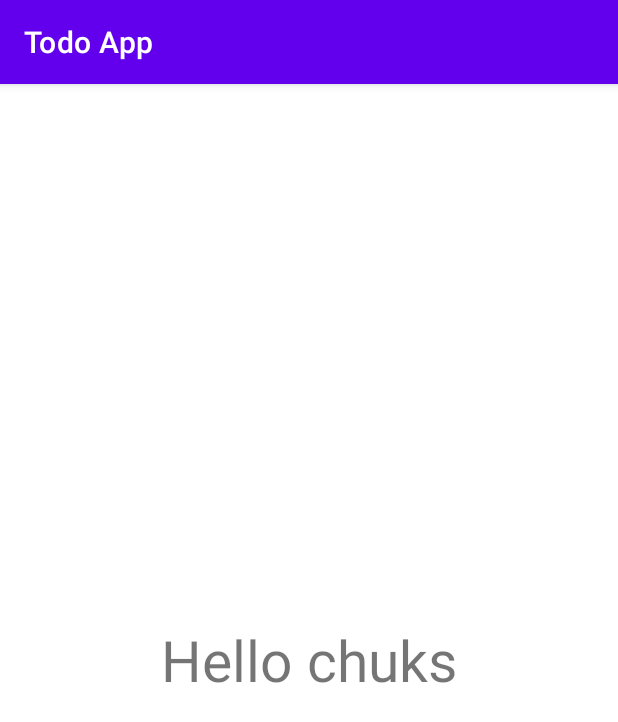
After one commit to chukky65/Todo_App, an Android app: the HomeActivity screen opened directly, with no data from a screen before it, on a phone screen of 412 x 824 dp. The commit adds this screen. Shown: the top 722 px of the screen. Run offline under Robolectric (Android 15) with nearby library versions, the phone set to English and light mode, and no system bars.

Commit message:
Home page working

```diff
--- a/app/src/main/AndroidManifest.xml
+++ b/app/src/main/AndroidManifest.xml
@@ -9,6 +9,7 @@
         android:roundIcon="@mipmap/ic_launcher_round"
         android:supportsRtl="true"
         android:theme="@style/Theme.TodoApp">
+        <activity android:name=".HomeActivity"></activity>
         <activity android:name=".MainActivity">
             <intent-filter>
                 <action android:name="android.intent.action.MAIN" />
--- /dev/null
+++ b/app/src/main/java/com/chuks/todoapp/HomeActivity.kt
@@ -0,0 +1,20 @@
+package com.chuks.todoapp
+
+import androidx.appcompat.app.AppCompatActivity
+import android.os.Bundle
+import android.widget.EditText
+import android.widget.TextView
+
+
+class HomeActivity : AppCompatActivity() {
+    private lateinit var usernameDisplay : TextView
+
+    override fun onCreate(savedInstanceState: Bundle?) {
+        super.onCreate(savedInstanceState)
+        setContentView(R.layout.activity_home)
+        usernameDisplay = findViewById(R.id.usernameDisplay)
+
+        usernameDisplay.text = "Hello chuks"
+
+    }
+}
--- /dev/null
+++ b/app/src/main/res/layout/activity_home.xml
@@ -0,0 +1,20 @@
+<?xml version="1.0" encoding="utf-8"?>
+<LinearLayout
+    xmlns:android="http://schemas.android.com/apk/res/android"
+    xmlns:app="http://schemas.android.com/apk/res-auto"
+    xmlns:tools="http://schemas.android.com/tools"
+    android:layout_width="match_parent"
+    android:layout_height="match_parent"
+    android:gravity="center"
+    tools:context=".HomeActivity">
+
+    <TextView
+        android:id="@+id/usernameDisplay"
+        android:layout_width="wrap_content"
+        android:layout_height="wrap_content"
+        android:text="Welcome to my World"
+        android:textSize="38sp"
+
+        tools:layout_editor_absoluteX="176dp"
+        tools:layout_editor_absoluteY="356dp" />
+</LinearLayout>
```
Also changed, not shown: app/src/main/java/com/chuks/todoapp/MainActivity.kt (+30 -5 lines).
